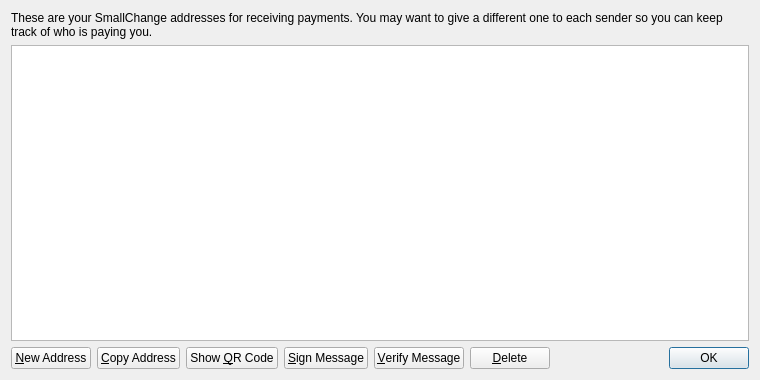
Above: src/qt/forms/addressbookpage.ui from whocoin/whocoin before the change. Below: the same form after it.
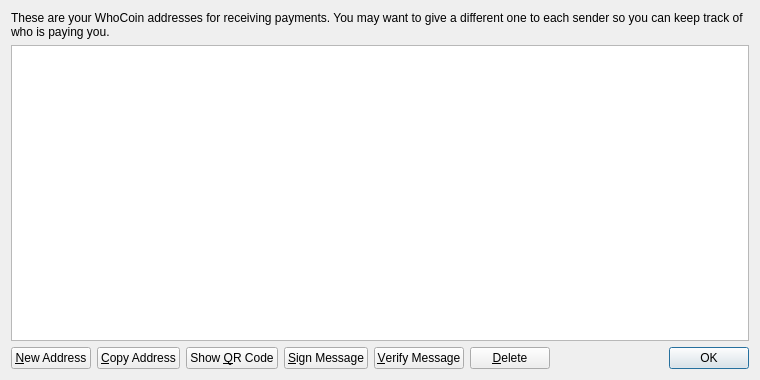
That is the form after the change. Icons and pictures are not drawn.

What changed in the file:
```diff
--- a/src/qt/forms/addressbookpage.ui
+++ b/src/qt/forms/addressbookpage.ui
@@ -17,7 +17,7 @@
    <item>
     <widget class="QLabel" name="labelExplanation">
      <property name="text">
-      <string>These are your SmallChange addresses for receiving payments. You may want to give a different one to each sender so you can keep track of who is paying you.</string>
+      <string>These are your WhoCoin addresses for receiving payments. You may want to give a different one to each sender so you can keep track of who is paying you.</string>
      </property>
      <property name="textFormat">
       <enum>Qt::PlainText</enum>
```
